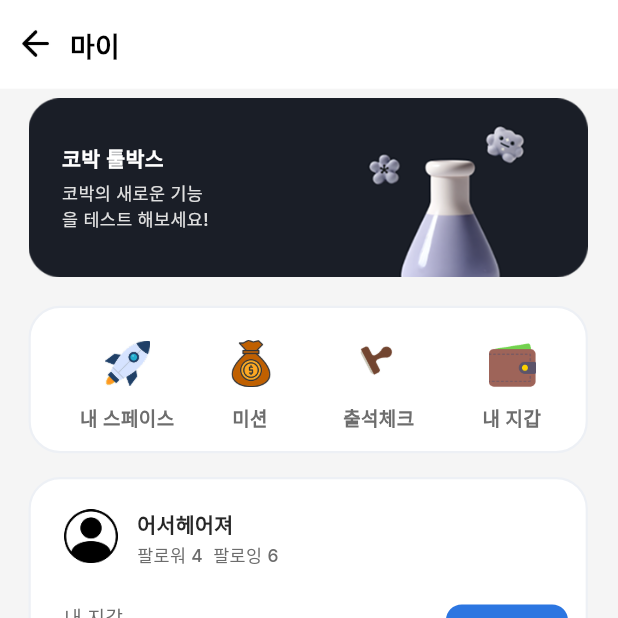
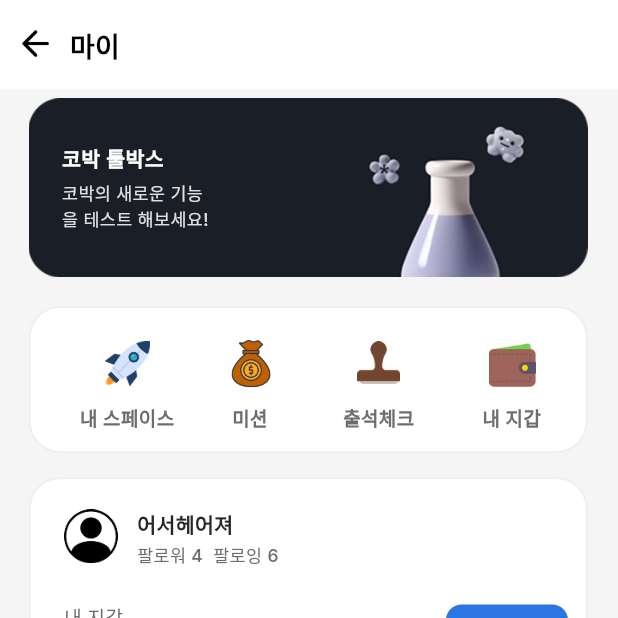
Before and after one commit to 0xdavidhan97/mobile-web, a Flutter app: the MyPage screen opened directly, on a phone screen of 412 x 824 dp, the top half of it. Run offline on Flutter 3.47's test engine with Material 3 defaults, Android fonts, the phone set to English and light mode, and no system bars; our stand-ins replace google_fonts.

Commit message:
fix: 마이페이지 출석체크 아이콘 stamp2.png로 교체
Co-Authored-By: Claude Sonnet 4.6 <noreply@anthropic.com>

```diff
--- a/lib/screens/my_page.dart
+++ b/lib/screens/my_page.dart
@@ -122,14 +122,11 @@ class _ShortcutCard extends StatelessWidget {
             left: 124 * s,
             child: Image.asset('assets/moneybag.png', width: 30 * s, height: 30 * s),
           ),
-          // stamp.png: top 18, left 207, rotate 31.33deg
+          // stamp2.png: top 21, left 206
           Positioned(
-            top: 18 * s,
-            left: 207 * s,
-            child: Transform.rotate(
-              angle: 31.33 * math.pi / 180,
-              child: Image.asset('assets/stamp.png', width: 24.93 * s, height: 24.93 * s),
-            ),
+            top: 21 * s,
+            left: 206 * s,
+            child: Image.asset('assets/stamp2.png', width: 27 * s, height: 27 * s),
           ),
           // wallet2.png: top 21, left 289
           Positioned(
--- a/pubspec.yaml
+++ b/pubspec.yaml
@@ -37,6 +37,7 @@ flutter:
     - assets/space2.png
     - assets/moneybag.png
     - assets/stamp.png
+    - assets/stamp2.png
     - assets/wallet2.png
     - assets/arrow_back.png
     - assets/image2823.png
```
Also changed, not shown: assets/stamp2.png (added).
